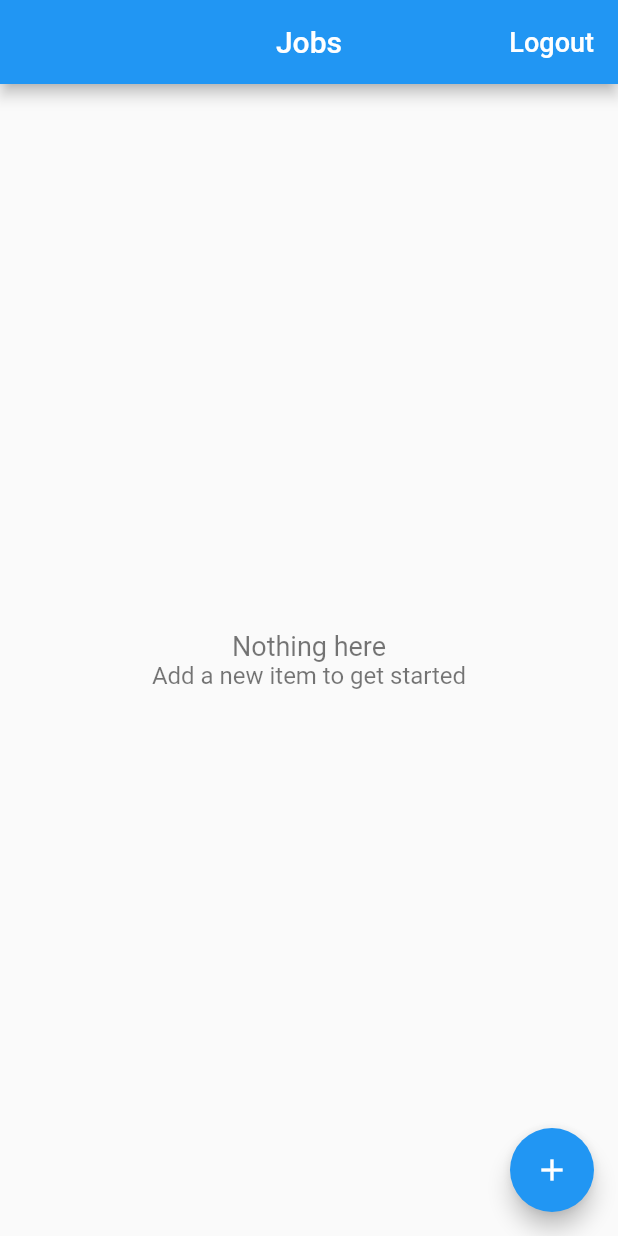
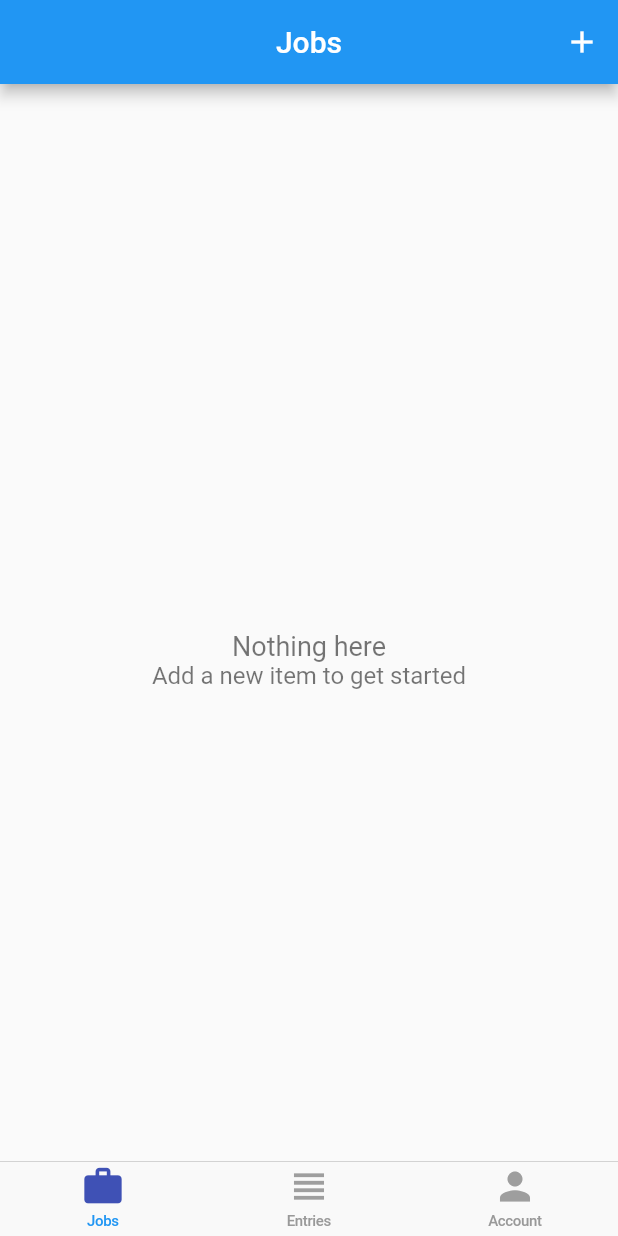
Before and after one commit to croHunter/Tracker, a Flutter app: the screen it shows once a user with an empty profile is signed in, on a phone screen of 412 x 824 dp. Run offline on Flutter 3.47's test engine with Material 2 defaults, Android fonts, the phone set to English and light mode, and no system bars; our stand-ins replace cloud_firestore, firebase_auth, firebase_core, google_sign_in; missing offline and left inert: flutter_facebook_login; accounts and stored records are empty; network calls fail.

```diff
--- /dev/null
+++ b/lib/app/home/cupertino-home-scaffold.dart
@@ -0,0 +1,50 @@
+import 'package:flutter/cupertino.dart';
+import 'package:flutter/material.dart';
+import 'package:time_tracker/app/home/tab-item.dart';
+
+class CupertinoHomeScaffold extends StatelessWidget {
+  final ValueChanged<TabItem> onSelectedTab;
+  final TabItem currentTab;
+  final Map<TabItem, WidgetBuilder> widgetBuilder;
+  final Map<TabItem, GlobalKey<NavigatorState>> navigatorKeys;
+
+  const CupertinoHomeScaffold({
+    Key key,
+    @required this.onSelectedTab,
+    @required this.currentTab,
+    @required this.widgetBuilder,
+    @required this.navigatorKeys,
+  }) : super(key: key);
+
+  @override
+  Widget build(BuildContext context) {
+    return CupertinoTabScaffold(
+        tabBar: CupertinoTabBar(
+          items: [
+            _buildItem(TabItem.jobs),
+            _buildItem(TabItem.entries),
+            _buildItem(TabItem.account),
+          ],
+          onTap: (index) => onSelectedTab(TabItem.values[index]),
+        ),
+        tabBuilder: (context, index) {
+          final item = TabItem.values[index];
+          return CupertinoTabView(
+            navigatorKey: navigatorKeys[item],
+            builder: (context) => widgetBuilder[item](context),
+          );
+        });
+  }
+
+  BottomNavigationBarItem _buildItem(TabItem tabItem) {
+    final itemData = TabItemData.allTabs[tabItem];
+    final color = currentTab == tabItem ? Colors.indigo : Colors.grey;
+    return BottomNavigationBarItem(
+      icon: Icon(
+        itemData.icon,
+        color: color,
+      ),
+      label: itemData.title,
+    );
+  }
+}
--- /dev/null
+++ b/lib/app/home/home-page.dart
@@ -0,0 +1,51 @@
+import 'package:flutter/material.dart';
+import 'package:time_tracker/app/home/account/account-page.dart';
+import 'package:time_tracker/app/home/cupertino-home-scaffold.dart';
+import 'package:time_tracker/app/home/jobs/job-page.dart';
+import 'package:time_tracker/app/home/tab-item.dart';
+
+class HomePage extends StatefulWidget {
+  @override
+  _HomePageState createState() => _HomePageState();
+}
+
+class _HomePageState extends State<HomePage> {
+  TabItem _currentTab = TabItem.jobs;
+
+ final Map<TabItem, GlobalKey<NavigatorState>> navigatorKeys = {
+    TabItem.jobs: GlobalKey<NavigatorState>(),
+    TabItem.entries: GlobalKey<NavigatorState>(),
+    TabItem.account: GlobalKey<NavigatorState>(),
+  };
+
+  void _select(TabItem tabItem) {
+    if (tabItem == _currentTab) {
+      // pop to first route
+      navigatorKeys[tabItem].currentState.popUntil((route) => route.isFirst);
+    } else {
+      setState(() => _currentTab = tabItem);
+    }
+  }
+
+  Map<TabItem, WidgetBuilder> get widgetBuilder {
+    return {
+      TabItem.jobs: (_) => JobPage(),
+      TabItem.entries: (_) => Container(),
+      TabItem.account: (_) => AccountPage(),
+    };
+  }
+
+  @override
+  Widget build(BuildContext context) {
+    return WillPopScope(
+      onWillPop: () async =>
+          !await navigatorKeys[_currentTab].currentState.maybePop(),
+      child: CupertinoHomeScaffold(
+        currentTab: _currentTab,
+        onSelectedTab: _select,
+        widgetBuilder: widgetBuilder,
+        navigatorKeys: navigatorKeys,
+      ),
+    );
+  }
+}
--- a/lib/app/home/job_entries/entry_page.dart
+++ b/lib/app/home/job_entries/entry_page.dart
@@ -2,11 +2,11 @@ import 'package:cloud_firestore/cloud_firestore.dart';
 import 'package:flutter/cupertino.dart';
 import 'package:flutter/material.dart';
 import 'package:flutter/services.dart';
-import 'package:time_tracker/widget/date_time_picker.dart';
 import 'package:time_tracker/app/home/job_entries/format.dart';
 import 'package:time_tracker/app/home/model/entry.dart';
 import 'package:time_tracker/app/home/model/job.dart';
 import 'package:time_tracker/services/database.dart';
+import 'package:time_tracker/widget/date_time_picker.dart';
 import 'package:time_tracker/widget/platform-exception-aware-dialog.dart';
 
 class EntryPage extends StatefulWidget {
@@ -17,7 +17,7 @@ class EntryPage extends StatefulWidget {
 
   static Future<void> show(
       {BuildContext context, Database database, Job job, Entry entry}) async {
-    await Navigator.of(context).push(
+    await Navigator.of(context, rootNavigator: true).push(
       MaterialPageRoute(
         builder: (context) =>
             EntryPage(database: database, job: job, entry: entry),
--- a/lib/app/home/jobs/edit-job-form-page.dart
+++ b/lib/app/home/jobs/edit-job-form-page.dart
@@ -12,7 +12,7 @@ class EditJobFormPage extends StatefulWidget {
   static Future<void> show(BuildContext context,
       {Database database, Job job}) async {
     // final database = Provider.of<Database>(context, listen: false); //uses the context of JobPage
-    await Navigator.of(context).push(MaterialPageRoute(
+    await Navigator.of(context,rootNavigator: true).push(MaterialPageRoute(
       fullscreenDialog: true,
       builder: (context) => EditJobFormPage(
         database: database,
--- a/lib/app/home/jobs/job-page.dart
+++ b/lib/app/home/jobs/job-page.dart
@@ -6,29 +6,10 @@ import 'package:time_tracker/app/home/jobs/edit-job-form-page.dart';
 import 'package:time_tracker/app/home/jobs/job-list-tile.dart';
 import 'package:time_tracker/app/home/jobs/list-items-builder.dart';
 import 'package:time_tracker/app/home/model/job.dart';
-import 'package:time_tracker/services/auth.dart';
 import 'package:time_tracker/services/database.dart';
-import 'package:time_tracker/widget/platform-aware-dialog.dart';
 import 'package:time_tracker/widget/platform-exception-aware-dialog.dart';
 
 class JobPage extends StatelessWidget {
-  Future<void> _onSignOut(BuildContext context) async {
-    final auth = Provider.of<AuthBase>(context, listen: false);
-    await auth.signOut();
-  }
-
-  Future<void> _conformSignOut(BuildContext context) async {
-    final didRequestSignOut = await PlatformAwareDialog(
-      title: 'Logout',
-      content: 'Are you sure that you want to logout?',
-      defaultActionText: 'Logout',
-      cancelActionText: 'Cancel',
-    ).show(context);
-    if (didRequestSignOut) {
-      await _onSignOut(context);
-    }
-  }
-
   Future<void> _delete(BuildContext context, Job job) async {
     try {
       final database = Provider.of<Database>(context, listen: false);
@@ -48,21 +29,17 @@ class JobPage extends StatelessWidget {
         title: Text("Jobs"),
         centerTitle: true,
         actions: [
-          FlatButton(
-            onPressed: () => _conformSignOut(context),
-            child: Text(
-              "Logout",
-              style: TextStyle(fontSize: 18, color: Colors.white),
+          IconButton(
+            icon: Icon(
+              Icons.add,
+              color: Colors.white,
             ),
-          )
+            onPressed: () => EditJobFormPage.show(
+              context,
+              database: Provider.of<Database>(context, listen: false),
+            ),
+          ),
         ],
-      ),
-      floatingActionButton: FloatingActionButton(
-        child: Icon(Icons.add),
-        onPressed: () => EditJobFormPage.show(
-          context,
-          database: Provider.of<Database>(context, listen: false),
-        ),
       ),
       body: _buildContent(context),
     );
--- /dev/null
+++ b/lib/app/home/tab-item.dart
@@ -0,0 +1,15 @@
+import 'package:flutter/material.dart';
+
+enum TabItem{jobs,entries,account}
+class TabItemData{
+  const TabItemData({ @required this.title, @required this.icon});
+  final String title;
+  final IconData icon;
+
+  static const Map<TabItem,TabItemData> allTabs={
+    TabItem.jobs:TabItemData(title: 'Jobs',icon: Icons.work),
+    TabItem.entries:TabItemData(title: 'Entries',icon: Icons.view_headline),
+    TabItem.account:TabItemData(title: 'Account',icon: Icons.person),
+  };
+
+}
--- a/lib/app/landing-page.dart
+++ b/lib/app/landing-page.dart
@@ -1,10 +1,10 @@
 import 'package:flutter/material.dart';
 import 'package:provider/provider.dart';
+import 'package:time_tracker/app/home/home-page.dart';
 import 'package:time_tracker/services/auth.dart';
 import 'package:time_tracker/services/database.dart';
 
 import 'auth-page/auth-page.dart';
-import 'home/jobs/job-page.dart';
 
 class LandingPage extends StatelessWidget {
   @override
@@ -21,7 +21,7 @@ class LandingPage extends StatelessWidget {
           }
           return Provider<Database>(
             create: (_) => FirebaseDatabase(uid: user.uId),
-            child: JobPage(),
+            child: HomePage(),
           );
         } else {
           return Scaffold(
```
Also changed, not shown: lib/app/home/account/account-page.dart (added, +42 -0 lines), lib/app/home/job_entries/job_entries_page.dart (+19 -13 lines).
